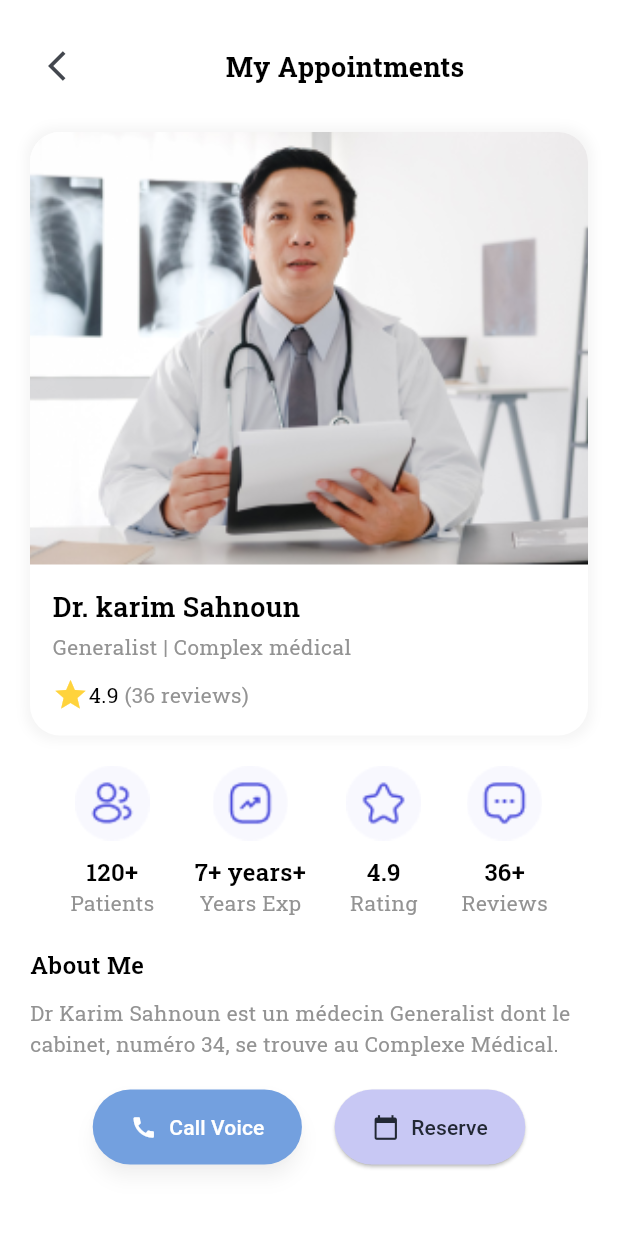
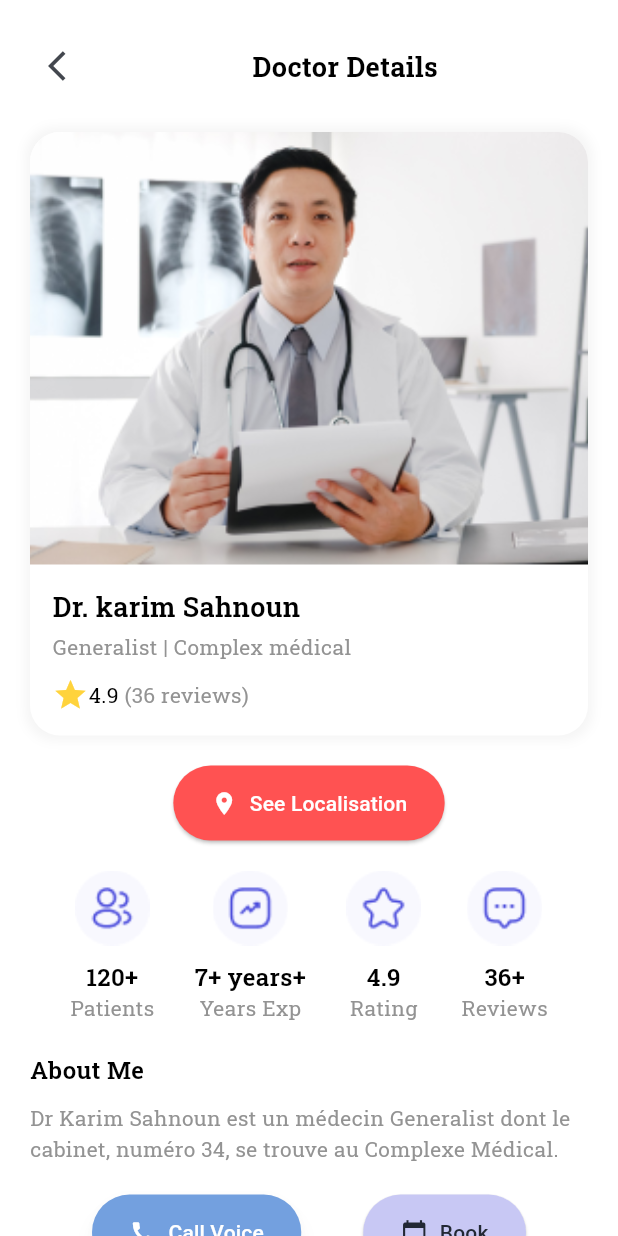
Before and after one commit to MalakDerbel1/doctor_appointment_app, a Flutter app: the DoctorDetailsScreen screen opened directly with sample values from the repository, on a phone screen of 412 x 824 dp. Run offline on Flutter 3.47's test engine with Material 3 defaults, Android fonts, the light colour scheme and no system bars; drawn by our look-alikes of auto_size_text; our stand-ins replace another_flutter_splash_screen, font_awesome_flutter, google_fonts, google_maps_flutter, lottie, shared_preferences; accounts and stored records are empty.

Commit message:
localisation

```diff
--- a/lib/domain/doctor_model.dart
+++ b/lib/domain/doctor_model.dart
@@ -8,7 +8,10 @@ class DoctorModel {
   final String experience;
   final int patients;
   late final bool isFav;
-  final String doctorImage; // Use String to represent the image constant
+  final String doctorImage;
+  final double? latitude; // New field for latitude
+  final double?
+      longitude; // New field for longitude// Use String to represent the image constant
 
   DoctorModel({
     required this.doctorName,
@@ -21,6 +24,8 @@ class DoctorModel {
     required this.patients,
     required this.isFav,
     required this.doctorImage,
+    required this.latitude, // Ensure required for geolocation
+    required this.longitude,
   });
 
   // Factory method to create a DoctorModel from JSON
@@ -36,6 +41,8 @@ class DoctorModel {
       patients: json['patients'],
       isFav: json['isFav'],
       doctorImage: json['doctorImage'],
+      latitude: json['latitude']?.toDouble(), // Deserialize latitude
+      longitude: json['longitude']?.toDouble(),
     );
   }
 
@@ -52,6 +59,8 @@ class DoctorModel {
       'patients': patients,
       'isFav': isFav,
       'doctorImage': doctorImage,
+      'latitude': latitude, // Serialize latitude
+      'longitude': longitude,
     };
   }
 }
--- a/lib/screens/doctor_detail_screen/doctor_details_screen.dart
+++ b/lib/screens/doctor_detail_screen/doctor_details_screen.dart
@@ -6,6 +6,9 @@ import 'package:DocEase/utils/constant/app_constant.dart';
 import 'package:DocEase/utils/constant/image_constant.dart';
 import 'package:DocEase/utils/themes/color_themes.dart';
 import 'package:DocEase/utils/widgets/text_widget.dart';
+import 'package:flutter/material.dart';
+import 'package:url_launcher/url_launcher.dart';
+import 'package:google_maps_flutter/google_maps_flutter.dart';
 import 'package:flutter/material.dart';
 
 class DoctorDetailsScreen extends StatefulWidget {
@@ -135,6 +138,29 @@ class _DoctorDetailsScreenState extends State<DoctorDetailsScreen> {
     );
   }
 
+  void _openGoogleMaps() async {
+    if (widget.doctorModel.latitude != null &&
+        widget.doctorModel.longitude != null) {
+      final lat = widget.doctorModel.latitude!;
+      final lng = widget.doctorModel.longitude!;
+
+      final Uri googleMapsUri = Uri.parse(
+          'https://www.google.com/maps/search/?q=$lat,$lng'); // Use the https URL
+
+      if (await canLaunchUrl(googleMapsUri)) {
+        await launchUrl(googleMapsUri);
+      } else {
+        ScaffoldMessenger.of(context).showSnackBar(
+          SnackBar(content: Text("Could not open Google Maps.")),
+        );
+      }
+    } else {
+      ScaffoldMessenger.of(context).showSnackBar(
+        SnackBar(content: Text("Location not available for this doctor.")),
+      );
+    }
+  }
+
   @override
   Widget build(BuildContext context) {
     return Scaffold(
@@ -157,7 +183,7 @@ class _DoctorDetailsScreenState extends State<DoctorDetailsScreen> {
                     ),
                     const Spacer(),
                     customTextWidget(
-                      text: "My Appointments",
+                      text: "Doctor Details",
                       fontSize: 18,
                       fontWeight: FontWeight.w700,
                     ),
@@ -243,6 +269,26 @@ class _DoctorDetailsScreenState extends State<DoctorDetailsScreen> {
                 ),
                 const SizedBox(height: 20),
 
+                // Localisation Button
+                Center(
+                  child: ElevatedButton.icon(
+                    onPressed: _openGoogleMaps,
+                    icon: const Icon(Icons.location_on, color: Colors.white),
+                    label: const Text('See Localisation'),
+                    style: ElevatedButton.styleFrom(
+                      foregroundColor: Colors.white,
+                      backgroundColor: Colors.redAccent,
+                      padding: const EdgeInsets.symmetric(
+                          vertical: 15, horizontal: 25),
+                      shape: RoundedRectangleBorder(
+                        borderRadius: BorderRadius.circular(30),
+                      ),
+                    ),
+                  ),
+                ),
+
+                const SizedBox(height: 20),
+
                 // Doctor Statistics Section
                 Row(
                   mainAxisAlignment: MainAxisAlignment.spaceEvenly,
@@ -286,56 +332,12 @@ class _DoctorDetailsScreenState extends State<DoctorDetailsScreen> {
                   lineHeight: 1.5,
                 ),
 
-                // Reservation and Call Buttons Section
-                Padding(
-                  padding: const EdgeInsets.all(20),
-                  child: Row(
-                    mainAxisAlignment: MainAxisAlignment.spaceEvenly,
-                    children: [
-                      ElevatedButton.icon(
-                        onPressed: _callVoice,
-                        icon: const Icon(Icons.call,
-                            color: Colors.white), // Icône pour le bouton "Call Voice"
-                        label: const Text('Call Voice'),
-                        style: ElevatedButton.styleFrom(
-                          foregroundColor: Colors.white,
-                          backgroundColor: primaryColor, // Couleur du texte
-                          padding: const EdgeInsets.symmetric(
-                              vertical: 15, horizontal: 25),
-                          shape: RoundedRectangleBorder(
-                            // Coins arrondis
-                            borderRadius: BorderRadius.circular(30),
-                          ),
-                          elevation: 5, // Ombre portée pour donner du relief
-                          shadowColor:
-                              Colors.black.withOpacity(0.25), // Ombre légère
-                        ),
-                      ),
-                      ElevatedButton.icon(
-                        onPressed: _showReservationDialog,
-                        icon: Icon(Icons.calendar_today,
-                            color: blackishColor), // Icône pour le bouton "Reserve"
-                        label: const Text('Reserve'),
-                        style: ElevatedButton.styleFrom(
-                          foregroundColor: blackishColor,
-                          backgroundColor: lightPurpleColor, // Couleur du texte
-                          padding: const EdgeInsets.symmetric(
-                              vertical: 15, horizontal: 25),
-                          shape: RoundedRectangleBorder(
-                            // Coins arrondis
-                            borderRadius: BorderRadius.circular(30),
-                          ),
-                        ),
-                      ),
-                    ],
-                  ),
-                ),
-                // Conditional display of reservation info
                 if (_reservedDate != null && _reservedTime != null)
                   Padding(
-                    padding: const EdgeInsets.all(20),
+                    padding: const EdgeInsets.symmetric(
+                        horizontal: 50, vertical: 30),
                     child: Container(
-                      padding: const EdgeInsets.all(15),
+                      padding: const EdgeInsets.all(20),
                       decoration: BoxDecoration(
                         color: Colors.lightBlueAccent.withOpacity(0.1),
                         borderRadius: BorderRadius.circular(15),
@@ -345,25 +347,27 @@ class _DoctorDetailsScreenState extends State<DoctorDetailsScreen> {
                         children: [
                           customTextWidget(
                             text: "Your Reservation:",
+                            fontSize: 18,
+                            fontWeight: FontWeight.w600,
+                          ),
+                          const SizedBox(height: 15),
+                          customTextWidget(
+                            text: "Doctor: ${widget.doctorModel.doctorName}",
                             fontSize: 16,
-                            fontWeight: FontWeight.w600,
+                            fontWeight: FontWeight.w400,
+                            color: Colors.black87,
                           ),
                           const SizedBox(height: 10),
                           customTextWidget(
-                            text: "Doctor: ${widget.doctorModel.doctorName}",
-                            fontSize: 14,
+                            text: "Date: $_reservedDate",
+                            fontSize: 16,
                             fontWeight: FontWeight.w400,
                             color: Colors.black87,
                           ),
-                          customTextWidget(
-                            text: "Date: $_reservedDate",
-                            fontSize: 14,
-                            fontWeight: FontWeight.w400,
-                            color: Colors.black87,
-                          ),
+                          const SizedBox(height: 10),
                           customTextWidget(
                             text: "Time: $_reservedTime",
-                            fontSize: 14,
+                            fontSize: 16,
                             fontWeight: FontWeight.w400,
                             color: Colors.black87,
                           ),
@@ -371,6 +375,45 @@ class _DoctorDetailsScreenState extends State<DoctorDetailsScreen> {
                       ),
                     ),
                   ),
+                // Call and Book Buttons
+                const SizedBox(height: 20),
+
+                Row(
+                  mainAxisAlignment: MainAxisAlignment.spaceEvenly,
+                  children: [
+                    ElevatedButton.icon(
+                      onPressed: _callVoice,
+                      icon: const Icon(Icons.call, color: Colors.white),
+                      label: const Text('Call Voice'),
+                      style: ElevatedButton.styleFrom(
+                        foregroundColor: Colors.white,
+                        backgroundColor: primaryColor,
+                        padding: const EdgeInsets.symmetric(
+                            vertical: 15, horizontal: 25),
+                        shape: RoundedRectangleBorder(
+                          borderRadius: BorderRadius.circular(30),
+                        ),
+                        elevation: 5,
+                        shadowColor: Colors.black.withOpacity(0.25),
+                      ),
+                    ),
+                    ElevatedButton.icon(
+                      onPressed: _showReservationDialog,
+                      icon: Icon(Icons.calendar_today, color: blackishColor),
+                      label: const Text('Book'),
+                      style: ElevatedButton.styleFrom(
+                        foregroundColor: blackishColor,
+                        backgroundColor: lightPurpleColor,
+                        padding: const EdgeInsets.symmetric(
+                            vertical: 15, horizontal: 25),
+                        shape: RoundedRectangleBorder(
+                          borderRadius: BorderRadius.circular(30),
+                        ),
+                      ),
+                    ),
+                  ],
+                ),
+                const SizedBox(height: 20),
               ],
             ),
           ),
--- a/pubspec.yaml
+++ b/pubspec.yaml
@@ -13,6 +13,11 @@ dependencies:
   provider: ^5.0.0
   flutter_datetime_picker: ^1.5.1
   shared_preferences: ^2.0.15
+  url_launcher: ^6.0.3  # Ensure you're using the latest compatible version
+  permission_handler: ^10.2.0
+  google_maps_flutter: ^2.1.1
+
+
 
 
   # The following adds the Cupertino Icons font to your application.
```
Also changed, not shown: lib/data/data.dart (+71 -46 lines), lib/screens/calendar_screen/calendar_screen.dart (+45 -14 lines), lib/screens/profile/profile_screen.dart (+16 -6 lines), pubspec.lock, 9 other files.
